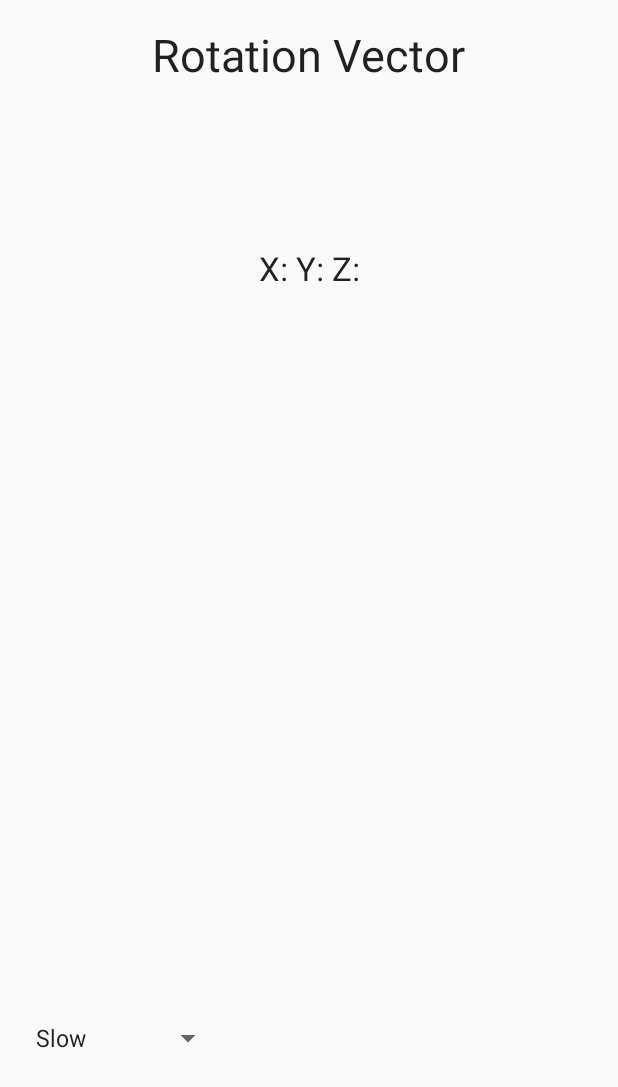
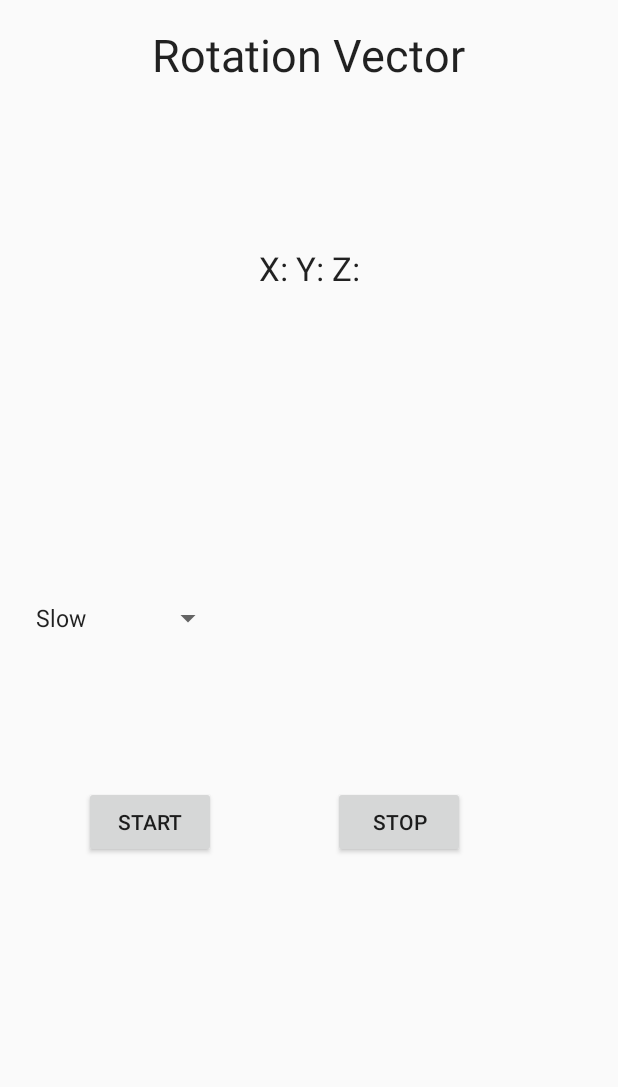
Before and after one commit to Devil29/Btp_app, an Android app: the Show_rotation screen opened directly, with no data from a screen before it, on a phone screen of 412 x 824 dp. Shown: the top 1087 px of the screen. Run offline under Robolectric (Android 15) with nearby library versions, the phone set to English and light mode, and no system bars.

Commit message:
Start and stop button for rotation sensor

```diff
--- a/app/src/main/AndroidManifest.xml
+++ b/app/src/main/AndroidManifest.xml
@@ -1,7 +1,7 @@
 <?xml version="1.0" encoding="utf-8"?>
 <manifest xmlns:android="http://schemas.android.com/apk/res/android"
     package="in.ernet.iitg.app">
-
+    <uses-permission android:name="android.permission.WRITE_EXTERNAL_STORAGE"></uses-permission>
     <application
         android:allowBackup="true"
         android:icon="@mipmap/ic_launcher"
--- a/app/src/main/java/in/ernet/iitg/app/Show_rotation.java
+++ b/app/src/main/java/in/ernet/iitg/app/Show_rotation.java
@@ -15,6 +15,7 @@ import android.util.Log;
 import android.view.View;
 import android.widget.Spinner;
 import android.widget.TextView;
+import android.widget.Toast;
 
 public class Show_rotation extends Activity implements SensorEventListener {
     Sensor rotate;
@@ -34,7 +35,7 @@ public class Show_rotation extends Activity implements SensorEventListener {
     public void onSensorChanged(SensorEvent event){
         //Log.d(String.valueOf(event.values[0]), TAG);
         //acceleration.setText("X: " + String.valueOf(event.values[0]));
-        rotation.setText("X: " + event.values[0] +"\nY: " +  event.values[1] + "\nZ: " + event.values[2] );
+        rotation.setText("X: " + event.values[0] + "\nY: " + event.values[1] + "\nZ: " + event.values[2]);
         Spinner s= (Spinner)findViewById(R.id.rate);
         if((s.getSelectedItem().toString()).compareTo("Slow")==0){
             Log.d("SLOW", TAG);
@@ -61,4 +62,11 @@ public class Show_rotation extends Activity implements SensorEventListener {
     public void onAccuracyChanged(Sensor sensor, int accuracy){
 
     }
+
+    public void Startdata(){
+        Toast.makeText(getApplicationContext(),"Saving data Started",Toast.LENGTH_LONG).show();
+    }
+    public void Stopdata(){
+        Toast.makeText(getApplicationContext(),"Saving data Stoped",Toast.LENGTH_LONG).show();
+    }
 }
--- a/app/src/main/res/layout/activity_show_rotation.xml
+++ b/app/src/main/res/layout/activity_show_rotation.xml
@@ -35,10 +35,30 @@
         android:layout_width="wrap_content"
         android:layout_height="wrap_content"
         android:id="@+id/rate"
-        android:layout_alignParentBottom="true"
+        android:entries="@array/Rate"
+        android:layout_centerVertical="true"
         android:layout_alignParentLeft="true"
-        android:layout_alignParentStart="true"
-        android:entries="@array/Rate"
-        android:layout_marginBottom="104dp" />
+        android:layout_alignParentStart="true" />
+
+    <Button
+        android:layout_width="wrap_content"
+        android:layout_height="wrap_content"
+        android:text="@string/Start_button"
+        android:id="@+id/Start"
+        android:layout_below="@+id/rate"
+        android:layout_marginTop="100dp"
+        android:layout_alignLeft="@+id/Rotation"
+        android:onClick="Startdata"
+        android:layout_alignStart="@+id/Rotation" />
+
+    <Button
+        android:layout_width="wrap_content"
+        android:layout_height="wrap_content"
+        android:text="@string/Stop_Button"
+        android:id="@+id/Stop"
+        android:layout_alignTop="@+id/Start"
+        android:layout_alignRight="@+id/Rotation_title"
+        android:onClick="Stopdata"
+        android:layout_alignEnd="@+id/Rotation_title" />
 
 </RelativeLayout>
--- a/app/src/main/res/values/strings.xml
+++ b/app/src/main/res/values/strings.xml
@@ -24,6 +24,8 @@
     <string name="Rotation_vector">Roation Vector</string>
     <string name="Rotation_title">Rotation Vector</string>
     <string name="Rotation_values">X: Y: Z:</string>
+    <string name="Start_button">Start</string>
+    <string name="Stop_Button">Stop</string>
     <string-array name="Rate">
         <item>Slow</item>
         <item>Normal</item>
```
